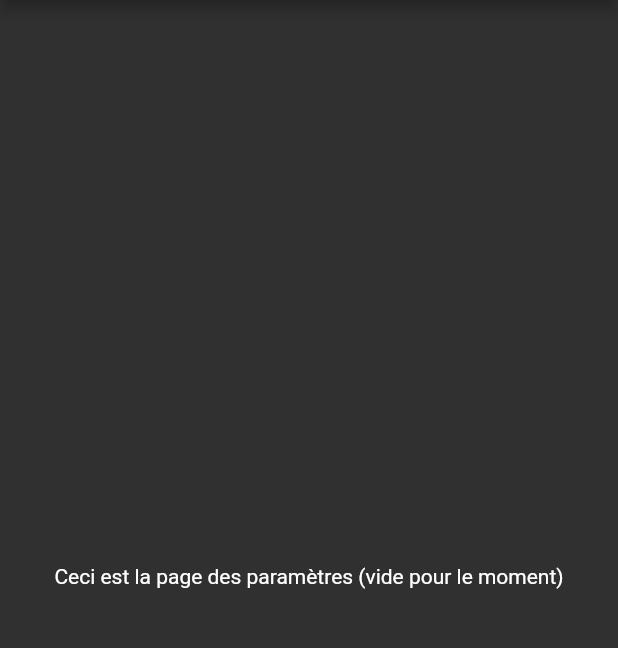
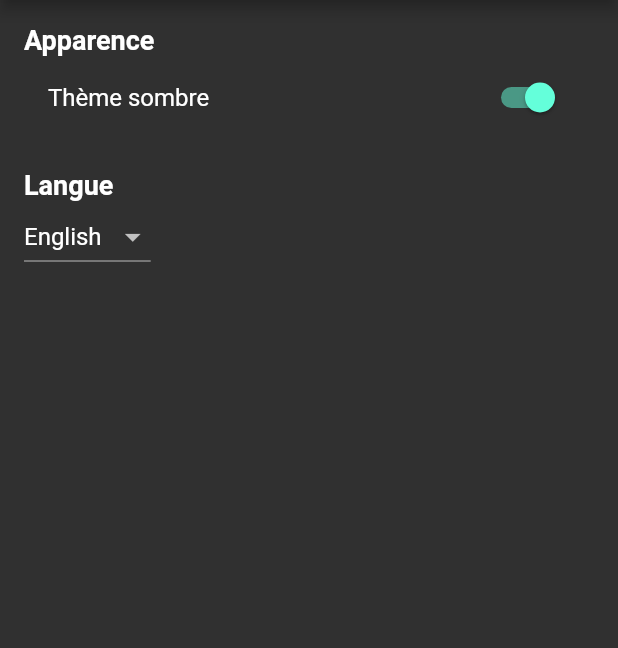
Before and after one commit to Beereex/EduPulse, a Flutter app: the Settings screen opened directly, on a phone screen of 412 x 824 dp, the part 84-732 px from its top. Run offline on Flutter 3.47's test engine with Material 2 defaults, Android fonts, the phone set to English and light mode, and no system bars; our stand-ins replace cloud_firestore, firebase_auth, firebase_core; accounts and stored records are empty.

Commit message:
test settings page

```diff
--- a/lib/screens/settings/settings.dart
+++ b/lib/screens/settings/settings.dart
@@ -1,14 +1,70 @@
 import 'package:flutter/material.dart';
 
-class Settings extends StatelessWidget {
+class Settings extends StatefulWidget {
+  @override
+  _SettingsState createState() => _SettingsState();
+}
+
+class _SettingsState extends State<Settings> {
+  bool _isDarkTheme = true; // Default to dark theme
+  String _selectedLanguage = 'English'; // Default language
+
+  // List of supported languages
+  List<String> _languages = ['English', 'Français'];
+
+  void _toggleTheme(bool newValue) {
+    setState(() {
+      _isDarkTheme = newValue;
+      // You can save the user's theme preference using shared preferences
+    });
+  }
+
+  void _changeLanguage(String? newLanguage) {
+    if (newLanguage != null) {
+      setState(() {
+        _selectedLanguage = newLanguage;
+        // You can change the app's language using localization
+      });
+    }
+  }
+
   @override
   Widget build(BuildContext context) {
     return Scaffold(
       appBar: AppBar(
         title: Text('Paramètres'),
       ),
-      body: Center(
-        child: Text('Ceci est la page des paramètres (vide pour le moment)'),
+      body: Padding(
+        padding: EdgeInsets.all(16.0),
+        child: Column(
+          crossAxisAlignment: CrossAxisAlignment.start,
+          children: [
+            Text(
+              'Apparence',
+              style: TextStyle(fontSize: 18, fontWeight: FontWeight.bold),
+            ),
+            SwitchListTile(
+              title: Text('Thème sombre'),
+              value: _isDarkTheme,
+              onChanged: _toggleTheme,
+            ),
+            SizedBox(height: 20),
+            Text(
+              'Langue',
+              style: TextStyle(fontSize: 18, fontWeight: FontWeight.bold),
+            ),
+            DropdownButton<String>(
+              value: _selectedLanguage,
+              onChanged: _changeLanguage,
+              items: _languages.map((String language) {
+                return DropdownMenuItem<String>(
+                  value: language,
+                  child: Text(language),
+                );
+              }).toList(),
+            ),
+          ],
+        ),
       ),
     );
   }
```
